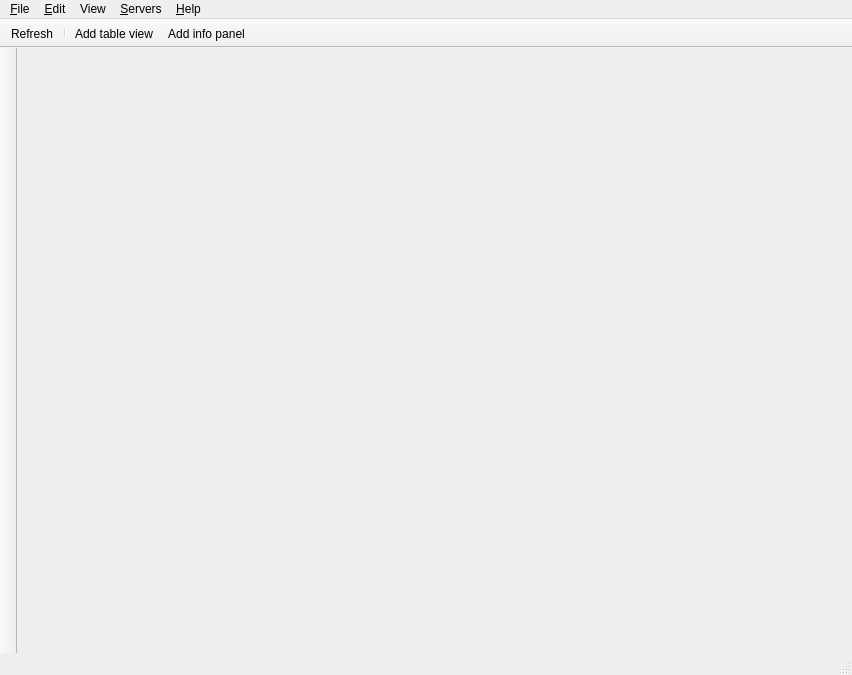
First picture: the form in Viewer/src/MainWindow.ui, repository ecmwf/ecflow, before the edit.
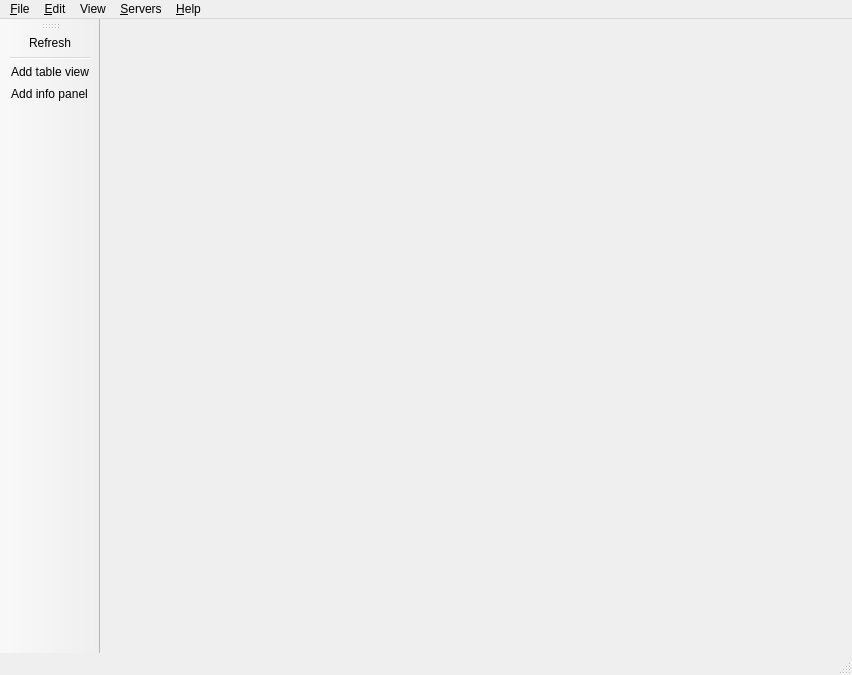
Second picture: the form after the edit. Icons and pictures are not drawn.

Commit message: Viewer: add context menu and toolbar actions to start up a particular Info panel ECFLOW-388

Diff of the .ui file:
```diff
--- a/Viewer/src/MainWindow.ui
+++ b/Viewer/src/MainWindow.ui
@@ -104,33 +104,22 @@
     <string>toolBar</string>
    </property>
    <property name="movable">
-    <bool>false</bool>
+    <bool>true</bool>
+   </property>
+   <property name="allowedAreas">
+    <set>Qt::AllToolBarAreas</set>
    </property>
    <attribute name="toolBarArea">
-    <enum>TopToolBarArea</enum>
+    <enum>LeftToolBarArea</enum>
    </attribute>
    <attribute name="toolBarBreak">
-    <bool>false</bool>
+    <bool>true</bool>
    </attribute>
    <addaction name="actionRefresh"/>
    <addaction name="separator"/>
    <addaction name="actionAddTableWidget"/>
    <addaction name="actionAddInfoPanel"/>
   </widget>
-  <widget class="QToolBar" name="panelToolBar">
-   <property name="windowTitle">
-    <string>toolBar_2</string>
-   </property>
-   <property name="movable">
-    <bool>false</bool>
-   </property>
-   <attribute name="toolBarArea">
-    <enum>LeftToolBarArea</enum>
-   </attribute>
-   <attribute name="toolBarBreak">
-    <bool>false</bool>
-   </attribute>
-  </widget>
   <action name="actionClose">
    <property name="icon">
     <iconset resource="viewer.qrc">
```
Left out of the diff: 4 changed lines with no effect on the pictures. The commit also changes 30 other files.
